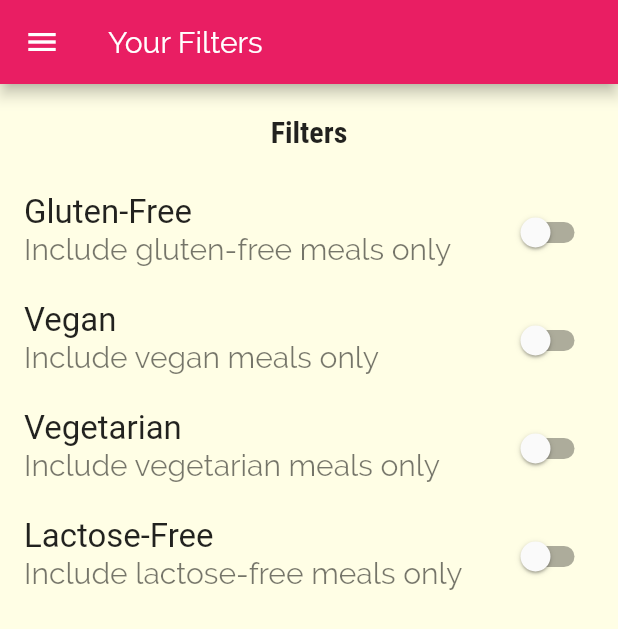
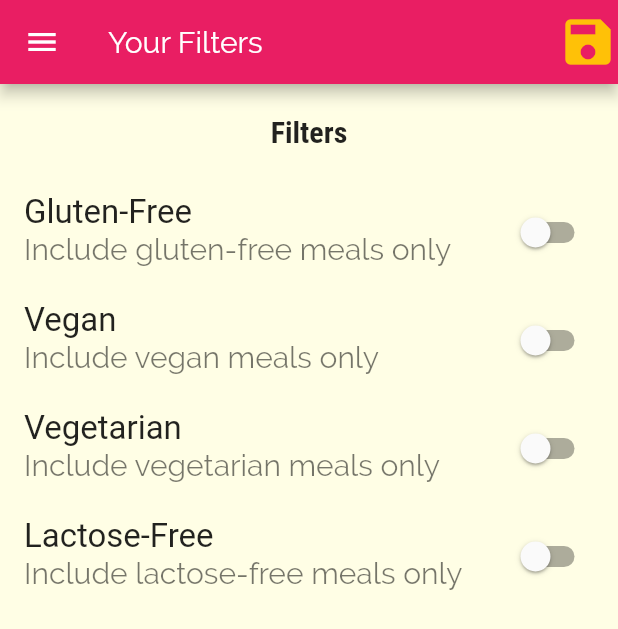
Before and after one commit to Daniel-Sogbey/flutter_mla_app-flutter-series-3-, a Flutter app: the FiltersScreen screen opened by its route, on a phone screen of 412 x 824 dp. Shown: the top 629 px of the screen. Run offline on Flutter 3.47's test engine with Material 2 defaults, Android fonts, the phone set to English and light mode, and no system bars.

Commit message:
added logic to filter meals

```diff
--- a/lib/main.dart
+++ b/lib/main.dart
@@ -1,5 +1,7 @@
 import 'package:flutter/material.dart';
 
+import './models/meal.dart';
+import 'dummy_data.dart';
 import 'screens/category_meals_screen.dart';
 import 'screens/filters_screen.dart';
 import 'screens/meal_detail_screen.dart';
@@ -9,8 +11,43 @@ void main() {
   runApp(MyApp());
 }
 
-class MyApp extends StatelessWidget {
+class MyApp extends StatefulWidget {
   // This widget is the root of your application.
+  @override
+  _MyAppState createState() => _MyAppState();
+}
+
+class _MyAppState extends State<MyApp> {
+  Map<String, bool> _filters = {
+    'gluten': false,
+    'lactose': false,
+    'vegan': false,
+    'vegetarian': false,
+  };
+
+  List<Meal> _availableMeals = DUMMY_MEALS;
+
+  void _setFilters(Map<String, bool> currentFilters) {
+    setState(() {
+      _filters = currentFilters;
+      _availableMeals = DUMMY_MEALS.where((meal) {
+        if (_filters['gluten'] && !meal.isGlutenFree) {
+          return false;
+        }
+        if (_filters['lactose'] && !meal.isLactoseFree) {
+          return false;
+        }
+        if (_filters['vegan'] && !meal.isVegan) {
+          return false;
+        }
+        if (_filters['vegetarian'] && !meal.isVegetarian) {
+          return false;
+        }
+        return true;
+      }).toList();
+    });
+  }
+
   @override
   Widget build(BuildContext context) {
     return MaterialApp(
@@ -38,9 +75,11 @@ class MyApp extends StatelessWidget {
       initialRoute: '/',
       routes: {
         '/': (context) => TabsScreen(),
-        CategoryMealsScreen.routeName: (context) => CategoryMealsScreen(),
+        CategoryMealsScreen.routeName: (context) =>
+            CategoryMealsScreen(availableMeals: _availableMeals),
         MealDetailScreen.routeName: (context) => MealDetailScreen(),
-        FiltersScreen.routeName: (context) => FiltersScreen(),
+        FiltersScreen.routeName: (context) =>
+            FiltersScreen(saveFilters: _setFilters, filters: _filters),
       },
     );
   }
--- a/lib/screens/category_meals_screen.dart
+++ b/lib/screens/category_meals_screen.dart
@@ -1,11 +1,13 @@
 import 'package:flutter/material.dart';
 import 'package:meals_app/models/meal.dart';
 
-import '../dummy_data.dart';
 import '../widgets/mealItem.dart';
 
 class CategoryMealsScreen extends StatefulWidget {
   static const routeName = '/category-meals';
+  final List<Meal> availableMeals;
+
+  CategoryMealsScreen({this.availableMeals});
 
   @override
   _CategoryMealsScreenState createState() => _CategoryMealsScreenState();
@@ -23,7 +25,7 @@ class _CategoryMealsScreenState extends State<CategoryMealsScreen> {
     categoryTitle = routeArgs['title'];
     final categoryId = routeArgs['id'];
 
-    displayedMeals = DUMMY_MEALS.where((meal) {
+    displayedMeals = widget.availableMeals.where((meal) {
       return meal.categories.contains(categoryId);
     }).toList();
     super.didChangeDependencies();
--- a/lib/screens/favorites_screen.dart
+++ b/lib/screens/favorites_screen.dart
@@ -4,7 +4,7 @@ class FavoritesScreen extends StatelessWidget {
   @override
   Widget build(BuildContext context) {
     return Center(
-      child: Text('The Favorites'),
+      child: Text('You have no favorites yet!'),
     );
   }
 }
--- a/lib/screens/filters_screen.dart
+++ b/lib/screens/filters_screen.dart
@@ -4,6 +4,11 @@ import '../widgets/main_drawer.dart';
 
 class FiltersScreen extends StatefulWidget {
   static const routeName = '/filters';
+
+  final Function saveFilters;
+  final Map<String, bool> filters;
+
+  FiltersScreen({@required this.saveFilters, @required this.filters});
 
   @override
   _FiltersScreenState createState() => _FiltersScreenState();
@@ -14,6 +19,15 @@ class _FiltersScreenState extends State<FiltersScreen> {
   bool _isVegetarian = false;
   bool _isVegan = false;
   bool _isLactoseFree = false;
+
+  @override
+  initState() {
+    _isGlutenFree = widget.filters['gluten'];
+    _isLactoseFree = widget.filters['lactose'];
+    _isVegetarian = widget.filters['vegetarian'];
+    _isVegan = widget.filters['vegan'];
+    super.initState();
+  }
 
   Widget _buildSwitchedListTile({
     bool value,
@@ -41,9 +55,25 @@ class _FiltersScreenState extends State<FiltersScreen> {
 
   @override
   Widget build(BuildContext context) {
+    Map<String, bool> _currentFilters = {
+      'gluten': _isGlutenFree,
+      'lactose': _isLactoseFree,
+      'vegan': _isVegan,
+      'vegetarian': _isVegetarian,
+    };
     return Scaffold(
         appBar: AppBar(
           title: Text('Your Filters'),
+          actions: <Widget>[
+            IconButton(
+              onPressed: () => widget.saveFilters(_currentFilters),
+              icon: Icon(
+                Icons.save,
+                size: 40.0,
+                color: Theme.of(context).accentColor,
+              ),
+            ),
+          ],
         ),
         drawer: MainDrawer(),
         body: Column(
```
